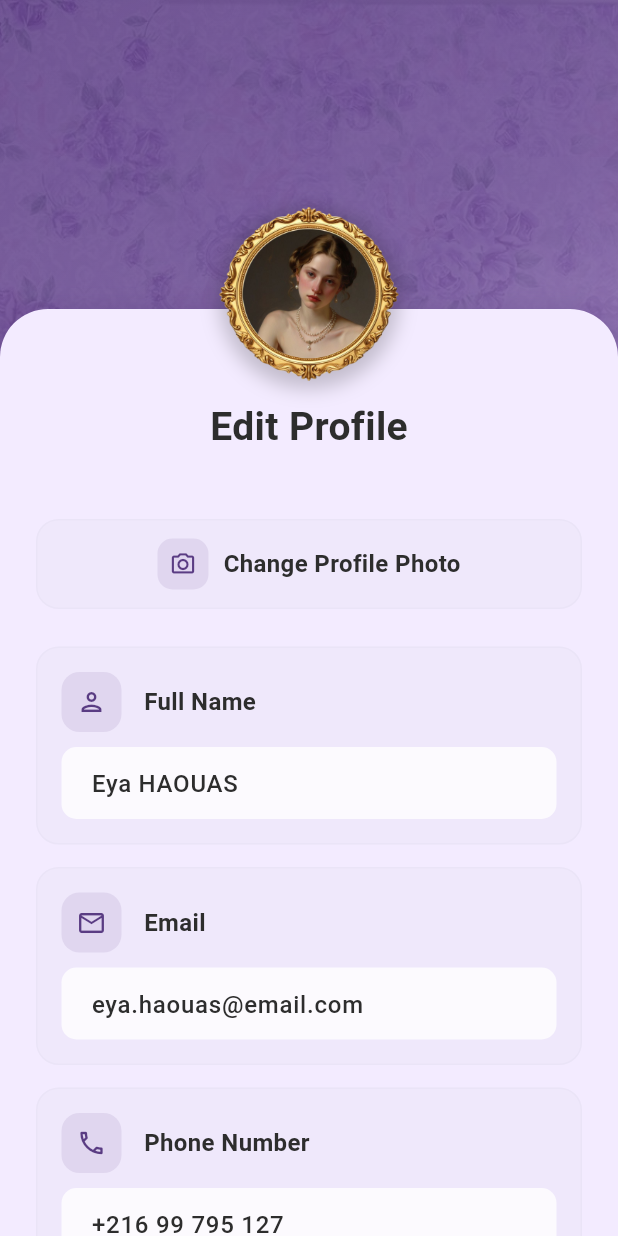
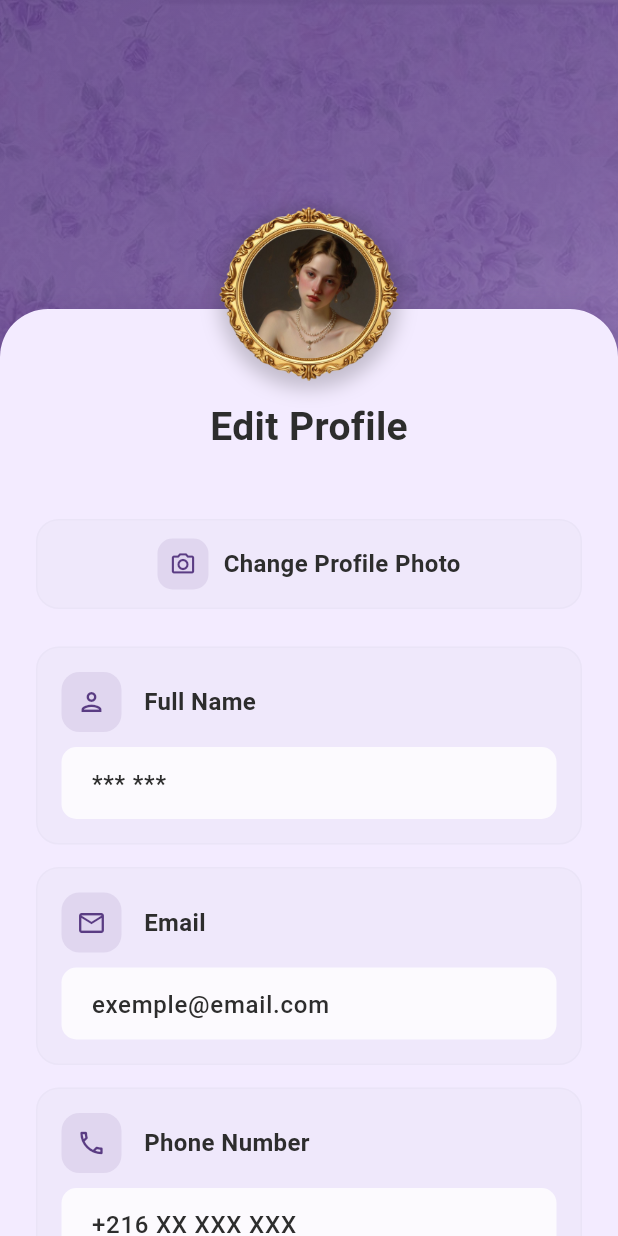
Before and after one commit to Eyahaouas/Wardti, a Flutter app: the EditProfileScreen screen opened directly, on a phone screen of 412 x 824 dp. Run offline on Flutter 3.47's test engine with Material 3 defaults, Android fonts, the light colour scheme and no system bars; our stand-ins replace flutter_svg; Roboto replaces fonts that are missing (Lora); project files that could hold a hidden picture were left out.

Commit message:
Add cleaned edit_profile_screen.dart

```diff
--- a/lib/screens/edit_profile_screen.dart
+++ b/lib/screens/edit_profile_screen.dart
@@ -18,9 +18,9 @@ class _EditProfileScreenState extends State<EditProfileScreen> {
   static const Color _softSalmon = Color(0xFFFDEEE7);
   static const Color _navShade = Color(0xFFF7F3FB);
 
-  final TextEditingController _nameController = TextEditingController(text: "Eya HAOUAS");
-  final TextEditingController _emailController = TextEditingController(text: "eya.haouas@email.com");
-  final TextEditingController _phoneController = TextEditingController(text: "+216 99 795 127");
+  final TextEditingController _nameController = TextEditingController(text: "*** ***");
+  final TextEditingController _emailController = TextEditingController(text: "exemple@email.com");
+  final TextEditingController _phoneController = TextEditingController(text: "+216 XX XXX XXX");
   final TextEditingController _addressController = TextEditingController(text: "Sousse, Tunisia");
 
   @override
```
